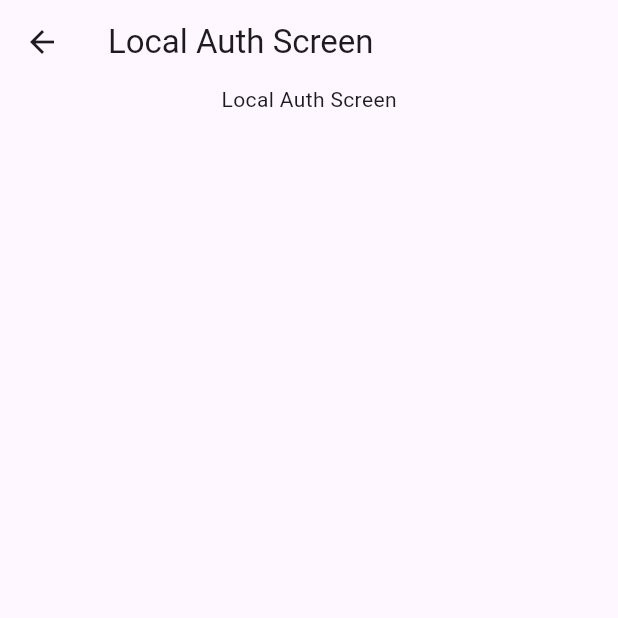
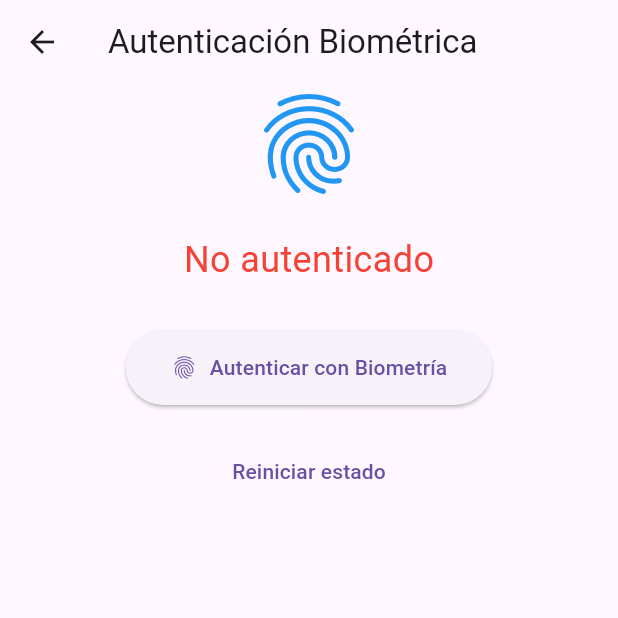
Before and after one commit to Galbfran/prueba_flutter_mac, a Flutter app: the ScaffoldWidget screen opened directly, after a tap on "/local_auth", on a phone screen of 412 x 824 dp, the top half of it. Run offline on Flutter 3.47's test engine with Material 3 defaults, Android fonts, the phone set to English and light mode, and no system bars; our stand-ins replace go_router, local_auth; missing offline and left inert: local_auth_android, local_auth_darwin.

```diff
--- a/test_app/lib/pages/local_auth.dart
+++ b/test_app/lib/pages/local_auth.dart
@@ -1,15 +1,91 @@
+import 'dart:io';
+
 import 'package:flutter/material.dart';
+import 'package:test_app/service/local_auth.dart';
 import 'package:test_app/widgets/scaffold.dart';
 
-class LocalAuthScreen extends StatelessWidget {
+
+class LocalAuthScreen extends StatefulWidget {
   const LocalAuthScreen({super.key});
 
   @override
+  State<LocalAuthScreen> createState() => _LocalAuthScreenState();
+}
+
+class _LocalAuthScreenState extends State<LocalAuthScreen> {
+  final AuthService _authService = AuthService();
+  bool _isAuthenticated = false;
+  bool _isLoading = false;
+
+ Future<void> _authenticate() async {
+  setState(() => _isLoading = true);
+
+  final bool result;
+
+  if (Platform.isIOS) {
+    result = await _authService.authenticateIos(
+      reason: 'Mira tu dispositivo para autenticarte con Face ID',
+    );
+  } else if (Platform.isAndroid) {
+    result = await _authService.authenticateAndroid(
+      reason: 'Coloca tu dedo en el sensor de huella',
+    );
+  } else {
+    result = false;
+    setState(() => _isLoading = false);
+  }
+
+  setState(() {
+    _isAuthenticated = result;
+    _isLoading = false;
+  });
+}
+
+  @override
   Widget build(BuildContext context) {
-    return const ScaffoldWidget(
-      title: 'Local Auth Screen',
+    return ScaffoldWidget(
+      title: 'Autenticación Biométrica',
       body: Center(
-        child: Text('Local Auth Screen'),
+        child: Column(
+          mainAxisAlignment: MainAxisAlignment.center,
+          children: [
+            const Icon(
+              Icons.fingerprint,
+              size: 80,
+              color: Colors.blue,
+            ),
+            const SizedBox(height: 20),
+            Text(
+              _isAuthenticated ? '¡Autenticado!' : 'No autenticado',
+              style: TextStyle(
+                fontSize: 24,
+                color: _isAuthenticated ? Colors.green : Colors.red,
+              ),
+            ),
+            const SizedBox(height: 30),
+            if (_isLoading)
+              const CircularProgressIndicator()
+            else
+              ElevatedButton.icon(
+                icon: const Icon(Icons.fingerprint),
+                label: const Text('Autenticar con Biometría'),
+                onPressed: _authenticate,
+                style: ElevatedButton.styleFrom(
+                  padding: const EdgeInsets.symmetric(
+                    horizontal: 30,
+                    vertical: 15,
+                  ),
+                ),
+              ),
+            const SizedBox(height: 20),
+            TextButton(
+              onPressed: () {
+                setState(() => _isAuthenticated = false);
+              },
+              child: const Text('Reiniciar estado'),
+            ),
+          ],
+        ),
       ),
     );
   }
--- a/test_app/pubspec.yaml
+++ b/test_app/pubspec.yaml
@@ -37,6 +37,9 @@ dependencies:
   url_launcher: ^6.1.7
   dio: ^5.4.0
   go_router: ^15.0.0
+  local_auth: ^2.3.0
+  local_auth_darwin: ^1.4.3
+  local_auth_android: ^1.0.48
 
 dev_dependencies:
   flutter_test:
```
Also changed, not shown: test_app/lib/service/local_auth.dart (added, +195 -0 lines), test_app/pubspec.lock, 5 other files.
